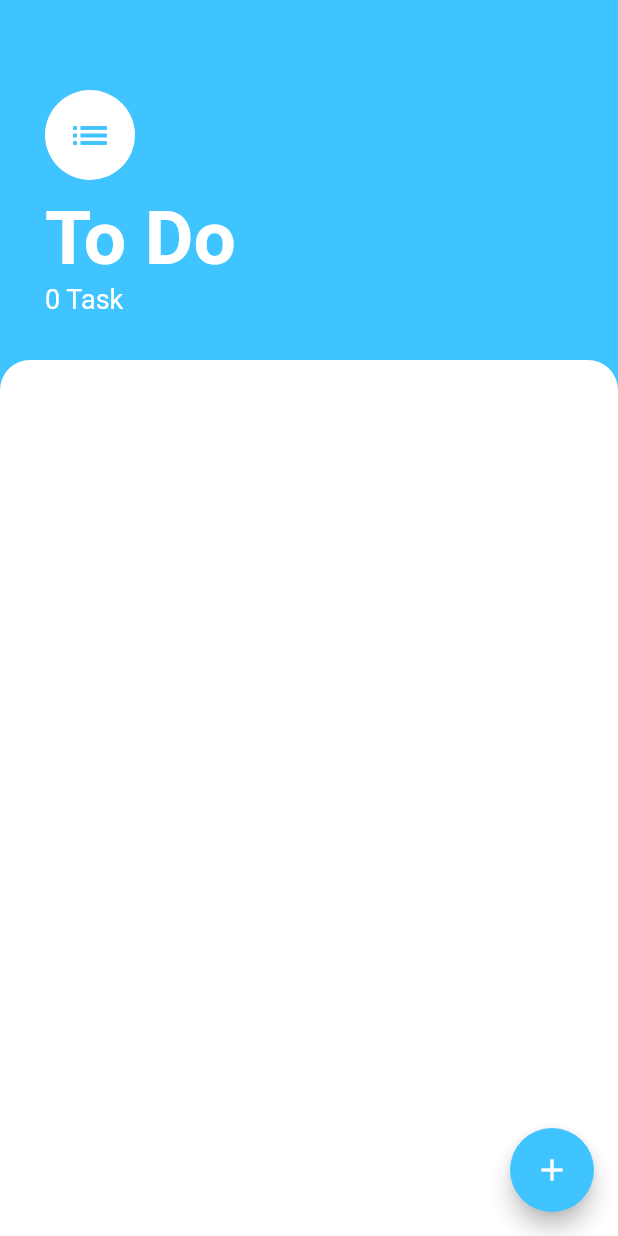
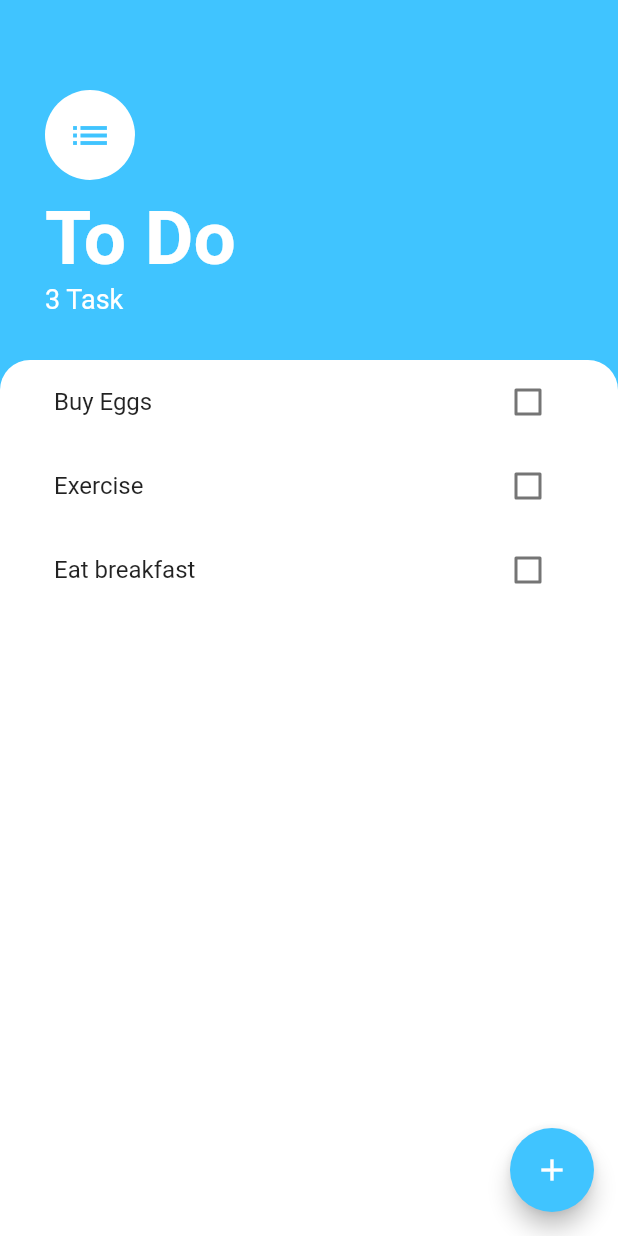
Before and after one commit to frankmaayn/flutter_projects, a Flutter app: the screen it shows after launch, on a phone screen of 412 x 824 dp. Run offline on Flutter 3.47's test engine with Material 2 defaults, Android fonts, the light colour scheme and no system bars; our stand-ins replace animated_text_kit, audioplayers, cloud_firestore, firebase_auth, firebase_core, flutter_spinkit and 6 more; missing offline and left inert: location_permissions; accounts and stored records are empty.

Commit message:
Fixed bug in to do app

```diff
--- a/todo_app/lib/models/task_data.dart
+++ b/todo_app/lib/models/task_data.dart
@@ -5,7 +5,11 @@ import 'package:flutter/foundation.dart';
 import 'package:todo_app/models/task.dart';
 
 class TaskData extends ChangeNotifier {
-  List<Task> _tasks = [];
+  List<Task> _tasks = [
+    Task(name: 'Buy Eggs'),
+    Task(name: 'Exercise'),
+    Task(name: 'Eat breakfast')
+  ];
 
   // Prevents the list from being modified
   UnmodifiableListView<Task> get tasks {
--- a/todo_app/lib/screens/add_task_screen.dart
+++ b/todo_app/lib/screens/add_task_screen.dart
@@ -41,7 +41,8 @@ class AddTaskScreen extends StatelessWidget {
             FlatButton(
               color: Colors.lightBlueAccent,
               onPressed: () {
-                Provider.of<TaskData>(context).addTask(newTaskTitle);
+                Provider.of<TaskData>(context, listen: false)
+                    .addTask(newTaskTitle);
                 Navigator.pop(context);
               },
               child: Text(
--- a/todo_app/lib/screens/tasks_screen.dart
+++ b/todo_app/lib/screens/tasks_screen.dart
@@ -23,13 +23,6 @@ class TasksScreen extends StatelessWidget {
                     bottom: MediaQuery.of(context).viewInsets.bottom),
                 child: AddTaskScreen(
                   addTaskCallback: (newTaskTitle) {
-                    // setState(
-                    //   () {
-                    //     tasks.add(
-                    //       Task(name: newTaskTitle),
-                    //     );
-                    //   },
-                    // );
                     Navigator.pop(context);
                   },
                 ),
@@ -68,7 +61,7 @@ class TasksScreen extends StatelessWidget {
                   ),
                 ),
                 Text(
-                  '${Provider.of<TaskData>(context).taskCount} Task',
+                  '${Provider.of<TaskData>(context, listen: false).taskCount} Task',
                   style: TextStyle(
                     color: Colors.white,
                     fontSize: 18,
```
Also changed, not shown: project_images/flash_chat.png (added), project_images/to_do.png (added).
